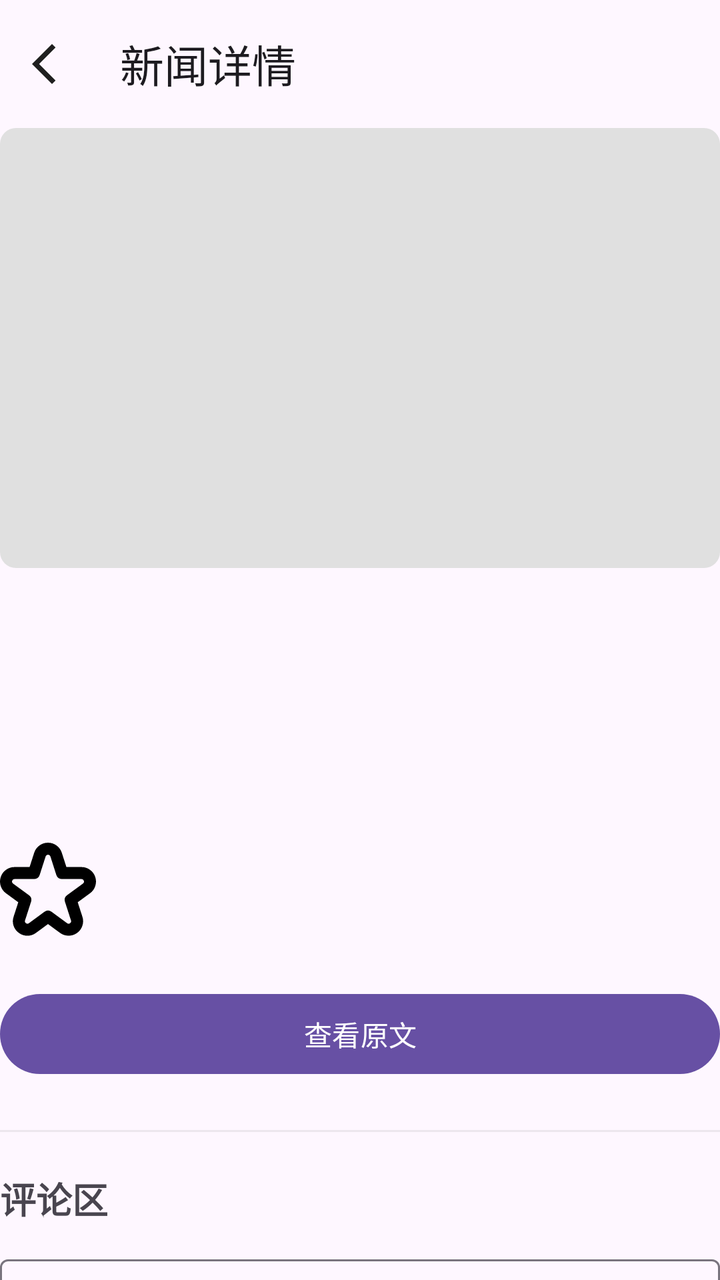
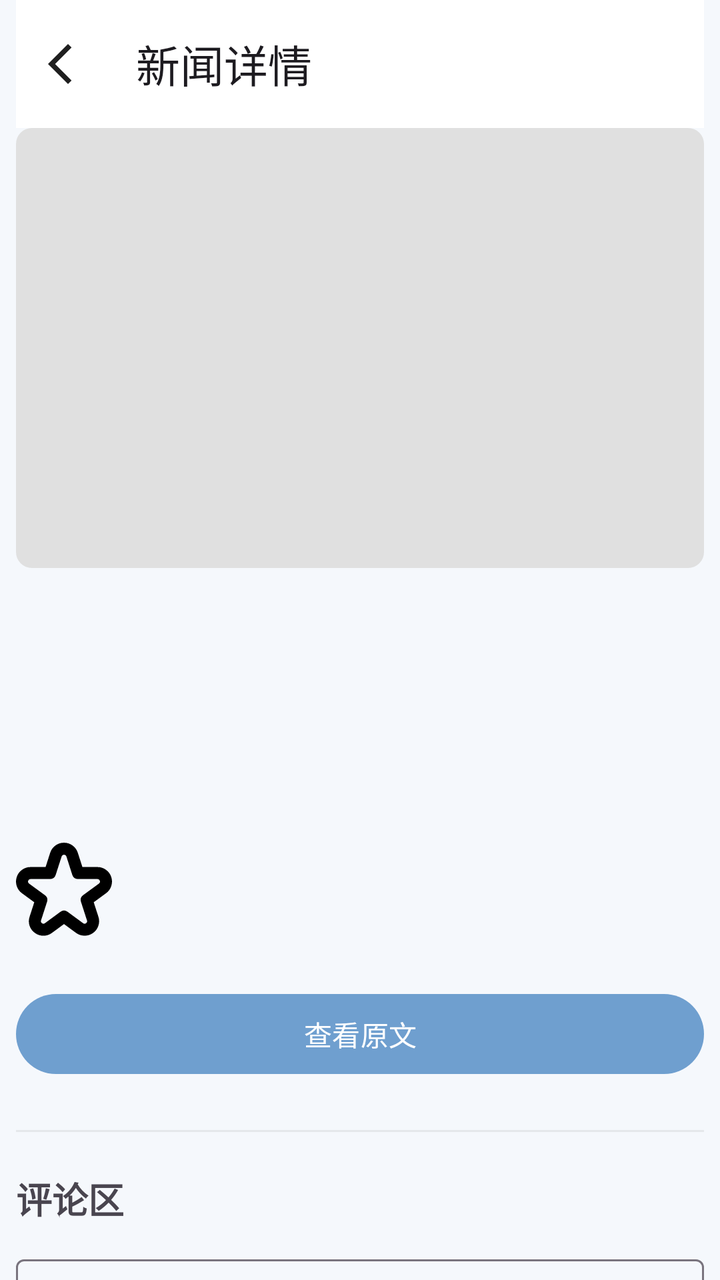

The first picture is an Android layout as it rendered before a commit; the second is the same layout after the commit. The layout source and the unified diff follow.
<!-- AndroidManifest.xml: application theme Theme.Newsapp -->
<!-- res/layout/fragment_news_detail.xml -->
<?xml version="1.0" encoding="utf-8"?>
<androidx.coordinatorlayout.widget.CoordinatorLayout xmlns:android="http://schemas.android.com/apk/res/android"
    xmlns:app="http://schemas.android.com/apk/res-auto"
    android:layout_width="match_parent"
    android:layout_height="match_parent">

    
    <com.google.android.material.appbar.AppBarLayout
        android:layout_width="match_parent"
        android:layout_height="wrap_content">

        <com.google.android.material.appbar.MaterialToolbar
            android:id="@+id/detailToolbar"
            android:layout_width="match_parent"
            android:layout_height="?attr/actionBarSize"
            app:title="新闻详情"
            app:navigationIcon="@drawable/back"/>

    </com.google.android.material.appbar.AppBarLayout>

    <androidx.core.widget.NestedScrollView
        android:layout_width="match_parent"
        android:layout_height="match_parent"
        app:layout_behavior="com.google.android.material.appbar.AppBarLayout$ScrollingViewBehavior">

        
        <LinearLayout
            android:layout_width="match_parent"
            android:layout_height="wrap_content"
            android:orientation="vertical">

            
            <ImageView
                android:id="@+id/detailImage"
                android:layout_width="match_parent"
                android:layout_height="220dp"
                android:scaleType="centerCrop"
                android:src="@drawable/img_placeholder"/>

            
            <TextView
                android:id="@+id/detailTitle"
                android:layout_width="match_parent"
                android:layout_height="wrap_content"
                android:layout_marginTop="16dp"
                android:textSize="22sp"
                android:textStyle="bold"/>

            
            <TextView
                android:id="@+id/detailSource"
                android:layout_width="wrap_content"
                android:layout_height="wrap_content"
                android:layout_marginTop="12dp"
                android:textSize="14sp"/>

            
            <TextView
                android:id="@+id/detailPublishedAt"
                android:layout_width="wrap_content"
                android:layout_height="wrap_content"
                android:layout_marginTop="4dp"
                android:textSize="14sp"/>

            
            <TextView
                android:id="@+id/detailDescription"
                android:layout_width="match_parent"
                android:layout_height="wrap_content"
                android:layout_marginTop="16dp"
                android:lineSpacingExtra="4dp"
                android:textSize="16sp"/>

            
            <androidx.appcompat.widget.AppCompatImageButton
                android:id="@+id/btnFavorite"
                android:layout_width="48dp"
                android:layout_height="48dp"
                android:src="@drawable/not_star"
                android:background="?attr/selectableItemBackgroundBorderless"
                android:scaleType="centerInside" />

            
            <com.google.android.material.button.MaterialButton
                android:id="@+id/btnOpenNews"
                android:layout_width="match_parent"
                android:layout_height="wrap_content"
                android:layout_marginTop="24dp"
                android:text="查看原文"/>

            <View
                android:layout_width="match_parent"
                android:layout_height="1dp"
                android:layout_marginTop="24dp"
                android:background="@android:color/darker_gray"
                android:alpha="0.2" />

            <TextView
                android:layout_width="wrap_content"
                android:layout_height="wrap_content"
                android:layout_marginTop="20dp"
                android:text="评论区"
                android:textSize="18sp"
                android:textStyle="bold"/>

            
            <com.google.android.material.textfield.TextInputLayout
                android:layout_width="match_parent"
                android:layout_height="wrap_content"
                android:layout_marginTop="12dp">

                <com.google.android.material.textfield.TextInputEditText
                    android:id="@+id/etComment"
                    android:layout_width="match_parent"
                    android:layout_height="wrap_content"
                    android:hint="请输入评论内容"
                    android:maxLines="4"/>
            </com.google.android.material.textfield.TextInputLayout>

            <com.google.android.material.button.MaterialButton
                android:id="@+id/btnSendComment"
                android:layout_width="match_parent"
                android:layout_height="wrap_content"
                android:layout_marginTop="12dp"
                android:text="发布评论"/>

            <androidx.recyclerview.widget.RecyclerView
                android:id="@+id/rvComments"
                android:layout_width="match_parent"
                android:layout_height="0dp"
                android:layout_weight="1"
                android:layout_marginTop="16dp"
                android:clipToPadding="false"
                android:paddingBottom="16dp"/>

        </LinearLayout>

    </androidx.core.widget.NestedScrollView>


</androidx.coordinatorlayout.widget.CoordinatorLayout>
<!-- resources referenced by this layout -->
<resources>
  <!-- drawable back (drawable) -->
  <vector xmlns:android="http://schemas.android.com/apk/res/android"
      android:width="24dp"
      android:height="24dp"
      android:viewportWidth="960"
      android:viewportHeight="960">
    <path
        android:pathData="M400,880 L0,480l400,-400 71,71 -329,329 329,329 -71,71Z"
        android:fillColor="#1f1f1f"/>
  </vector>
  <!-- drawable img_placeholder (drawable) -->
  <?xml version="1.0" encoding="utf-8"?>
  <shape xmlns:android="http://schemas.android.com/apk/res/android">
      <solid android:color="#E0E0E0" />
      <corners android:radius="8dp" />
  </shape>
  <!-- drawable not_star (drawable) -->
  <vector xmlns:android="http://schemas.android.com/apk/res/android"
      android:width="512dp"
      android:height="512dp"
      android:viewportWidth="24"
      android:viewportHeight="24">
    <path
        android:fillColor="#FF000000"
        android:pathData="M6.852,23.438a3.612,3.612 0,0 1,-2.121 -0.7A3.57,3.57 0,0 1,3.4 18.684L4.57,15.065 1.49,12.813A3.625,3.625 0,0 1,3.63 6.261H7.4l1.145,-3.57a3.627,3.627 0,0 1,6.906 0h0L16.6,6.261H20.37a3.625,3.625 0,0 1,2.139 6.552L19.43,15.065 20.6,18.684A3.626,3.626 0,0 1,15 22.719l-3,-2.206L9,22.72A3.619,3.619 0,0 1,6.852 23.438ZM3.63,9.261a0.626,0.626 0,0 0,-0.37 1.131l3.956,2.891a1.5,1.5 0,0 1,0.542 1.672l-1.5,4.65a0.626,0.626 0,0 0,0.966 0.7l3.889,-2.861a1.5,1.5 0,0 1,1.778 0l3.889,2.86a0.625,0.625 0,0 0,0.966 -0.7l-1.5,-4.65a1.5,1.5 0,0 1,0.542 -1.672l3.955,-2.891a0.626,0.626 0,0 0,-0.369 -1.131H15.5a1.5,1.5 0,0 1,-1.428 -1.042L12.6,3.607a0.626,0.626 0,0 0,-1.192 0L9.925,8.219A1.5,1.5 0,0 1,8.5 9.261Z"/>
  </vector>
  <style name="Theme.Newsapp" parent="Base.Theme.Newsapp" />
  <style name="Base.Theme.Newsapp" parent="Theme.Material3.DayNight.NoActionBar">
          
          
      </style>
</resources>

<!-- the commit's change to res/layout/fragment_news_detail.xml (unified diff, before → after) -->
@@ -2,7 +2,9 @@
 <androidx.coordinatorlayout.widget.CoordinatorLayout xmlns:android="http://schemas.android.com/apk/res/android"
     xmlns:app="http://schemas.android.com/apk/res-auto"
     android:layout_width="match_parent"
-    android:layout_height="match_parent">
+    android:layout_height="match_parent"
+    android:paddingStart="8dp"
+    android:paddingEnd="8dp">
 
     
     <com.google.android.material.appbar.AppBarLayout
<!-- resource entries referenced after the edit -->
@@ -29,7 +29,24 @@
   <style name="Theme.Newsapp" parent="Base.Theme.Newsapp" />
   <style name="Base.Theme.Newsapp" parent="Theme.Material3.DayNight.NoActionBar">
           
+          <item name="colorPrimary">@color/primary_blue</item>
+          <item name="colorOnPrimary">@color/on_primary</item>
+  
           
+          <item name="colorSecondary">@color/primary_blue_dark</item>
+  
+          
+          <item name="android:windowBackground">@color/app_bg</item>
+  
+          
+          <item name="colorSurface">@color/surface_bg</item>
+          <item name="colorOnSurface">@color/text_primary</item>
       </style>
+  <color name="primary_blue">#6F9FCF</color>
+  <color name="on_primary">#FFFFFF</color>
+  <color name="primary_blue_dark">#5D89B5</color>
+  <color name="app_bg">#F5F8FC</color>
+  <color name="surface_bg">#FFFFFF</color>
+  <color name="text_primary">#1F2A37</color>
 </resources>
 
